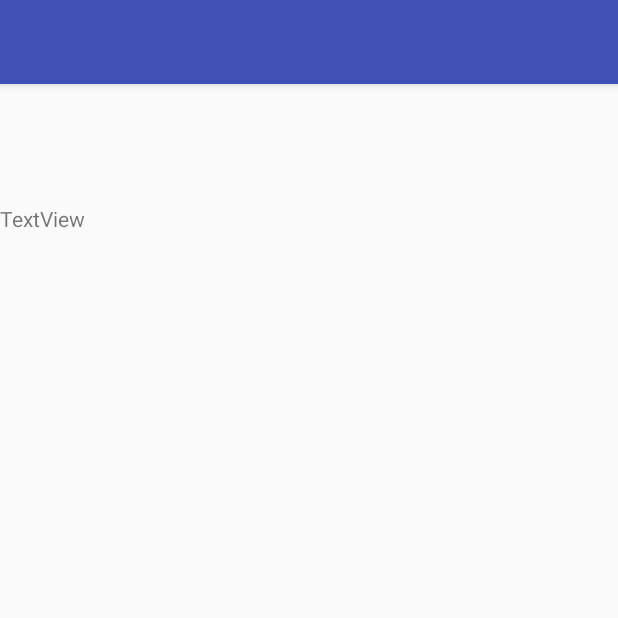
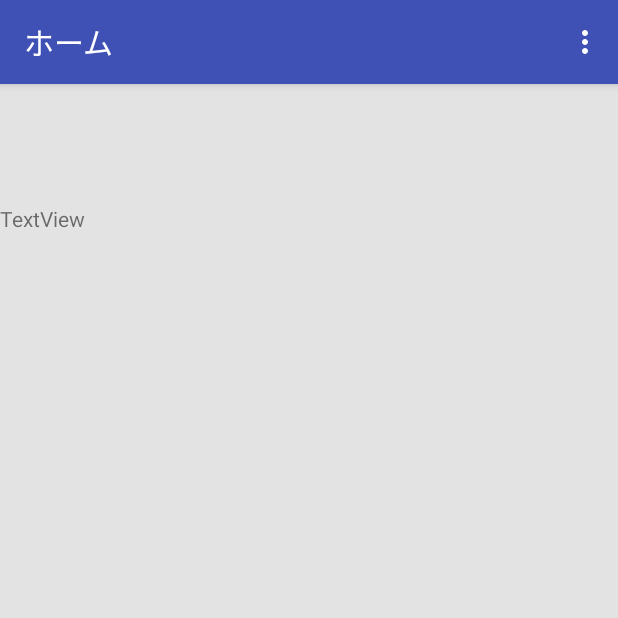
Before and after one commit to sabakaido/AndroidSandbox, an Android app: the HomeActivity screen opened directly, with no data from a screen before it, on a phone screen of 412 x 824 dp, the top half of it. Run offline under Robolectric (Android 15) with nearby library versions, the phone set to English and light mode, and no system bars; our stand-ins replace ButterKnife, CircleImageView; libraries missing offline, so code that uses them is left out: com.facebook, rx.android.schedulers, rx.functions, rx.schedulers; pictures from the network do not load; 3 statements that could not run were skipped.

Commit message:
アクションバーを追加

```diff
--- a/app/src/main/AndroidManifest.xml
+++ b/app/src/main/AndroidManifest.xml
@@ -10,7 +10,7 @@
         android:icon="@mipmap/ic_launcher"
         android:label="@string/app_name"
         android:supportsRtl="true"
-        android:theme="@style/AppTheme">
+        android:theme="@style/Theme.AppCompat.Light.NoActionBar">
 
         <meta-data android:name="com.facebook.sdk.ApplicationId" android:value="@string/facebook_app_id"/>
 
--- a/app/src/main/java/com/example/anikaido/sandbox/ui/HomeActivity.java
+++ b/app/src/main/java/com/example/anikaido/sandbox/ui/HomeActivity.java
@@ -5,7 +5,9 @@ import android.content.Intent;
 import android.os.Bundle;
 import android.support.annotation.Nullable;
 import android.support.v7.app.AppCompatActivity;
+import android.support.v7.widget.Toolbar;
 import android.util.Log;
+import android.view.Menu;
 import android.widget.TextView;
 
 import com.bumptech.glide.Glide;
@@ -32,6 +34,12 @@ public class HomeActivity extends AppCompatActivity {
     @BindView(R.id.profile_image)
     CircleImageView mCircleImageView;
 
+    @BindView(R.id.nameTextView)
+    TextView mNameTextView;
+
+    @BindView(R.id.tool_bar)
+    Toolbar mToolbar;
+
     AccessToken mAccessToken;
 
     HomeActivityHelper mHomeActivityHelper;
@@ -39,9 +47,13 @@ public class HomeActivity extends AppCompatActivity {
     @Override
     protected void onCreate(@Nullable Bundle savedInstanceState) {
         super.onCreate(savedInstanceState);
-        setContentView(R.layout.activity_sandbox_detail);
+        setContentView(R.layout.activity_home);
 
         ButterKnife.bind(this);
+
+        // ツールバーをアクションバーとして使う
+        mToolbar.setTitle("ホーム");
+        setSupportActionBar(mToolbar);
 
         Intent intent = getIntent();
         mAccessToken = (AccessToken) intent.getParcelableExtra("accesstoken");
@@ -62,10 +74,18 @@ public class HomeActivity extends AppCompatActivity {
                                 .load(url)
                                 .fitCenter()
                                 .into(mCircleImageView);
+                        String name = json.getString("name");
+                        mNameTextView.setText(name);
                     } catch (Exception e) {
                         Log.d("hoge", e.getMessage());
                     }
             }
         });
     }
+
+    @Override
+    public boolean onCreateOptionsMenu(Menu menu) {
+        getMenuInflater().inflate(R.menu.menu_home, menu);
+        return true;
+    }
 }
--- a/app/src/main/java/com/example/anikaido/sandbox/ui/SandboxDetailActivity.java
+++ b/app/src/main/java/com/example/anikaido/sandbox/ui/SandboxDetailActivity.java
@@ -14,6 +14,6 @@ public class SandboxDetailActivity extends AppCompatActivity {
     @Override
     protected void onCreate(@Nullable Bundle savedInstanceState) {
         super.onCreate(savedInstanceState);
-        setContentView(R.layout.activity_sandbox_detail);
+        setContentView(R.layout.activity_home);
     }
 }
--- a/app/src/main/java/com/example/anikaido/sandbox/ui/helper/HomeActivityHelper.java
+++ b/app/src/main/java/com/example/anikaido/sandbox/ui/helper/HomeActivityHelper.java
@@ -14,7 +14,7 @@ import rx.schedulers.Schedulers;
  */
 
 public class HomeActivityHelper {
-    final private String mePath = "/v2.5/me?fields=id,name,picture";
+    final private String mePath = "/v2.5/me?fields=id,name,picture&locale=ja_JP";
 
     public Single<GraphResponse> getProfile(AccessToken accessToken) {
         final GraphRequest graphRequest = new GraphRequest(accessToken, mePath);
--- /dev/null
+++ b/app/src/main/res/layout/activity_home.xml
@@ -0,0 +1,54 @@
+<?xml version="1.0" encoding="utf-8"?>
+<LinearLayout xmlns:android="http://schemas.android.com/apk/res/android"
+    xmlns:app="http://schemas.android.com/apk/res-auto"
+    android:orientation="vertical"
+    android:layout_width="match_parent"
+    android:layout_height="match_parent"
+    android:background="#FFE3E3E3">
+
+    <android.support.v7.widget.Toolbar
+        android:id="@+id/tool_bar"
+        android:layout_height="wrap_content"
+        android:layout_width="match_parent"
+        android:theme="@style/ToolbarTheme"
+        android:minHeight="?attr/actionBarSize"
+        android:elevation="4dp"
+        android:background="@color/colorPrimary"
+        app:popupTheme="@style/ThemeOverlay.AppCompat.Light" >
+    </android.support.v7.widget.Toolbar>
+
+    <LinearLayout
+        android:layout_width="wrap_content"
+        android:layout_height="wrap_content"
+        android:orientation="horizontal">
+
+        <de.hdodenhof.circleimageview.CircleImageView
+            xmlns:app="http://schemas.android.com/apk/res-auto"
+            android:id="@+id/profile_image"
+            android:layout_width="80dp"
+            android:layout_height="80dp"
+            android:layout_marginRight="16dp"
+            app:civ_border_width="2dp"
+            app:civ_border_color="#FFFFFFFF" />
+
+        <TextView
+            android:id="@+id/nameTextView"
+            android:textSize="24sp"
+            android:layout_width="match_parent"
+            android:layout_height="match_parent"
+            android:gravity="center" />
+    </LinearLayout>
+
+
+    <fragment
+        android:id="@+id/fragment_sandbox"
+        android:name="com.example.anikaido.sandbox.ui.SandboxFragment"
+        android:layout_width="wrap_content"
+        android:layout_height="wrap_content" />
+
+    <TextView
+        android:id="@+id/accessTokenTextView"
+        android:layout_width="wrap_content"
+        android:layout_height="wrap_content" />
+
+</LinearLayout>
--- a/app/src/main/res/layout/activity_sandbox_detail.xml
+++ /dev/null
@@ -1,26 +0,0 @@
-<?xml version="1.0" encoding="utf-8"?>
-<LinearLayout xmlns:android="http://schemas.android.com/apk/res/android"
-    android:orientation="vertical"
-    android:layout_width="match_parent"
-    android:layout_height="match_parent">
-
-    <de.hdodenhof.circleimageview.CircleImageView
-        xmlns:app="http://schemas.android.com/apk/res-auto"
-        android:id="@+id/profile_image"
-        android:layout_width="80dp"
-        android:layout_height="80dp"
-        app:civ_border_width="2dp"
-        app:civ_border_color="#FFFFFFFF"/>
-
-    <fragment
-        android:id="@+id/fragment_sandbox"
-        android:name="com.example.anikaido.sandbox.ui.SandboxFragment"
-        android:layout_width="wrap_content"
-        android:layout_height="wrap_content" />
-
-    <TextView
-        android:id="@+id/accessTokenTextView"
-        android:layout_width="wrap_content"
-        android:layout_height="wrap_content" />
-
-</LinearLayout>
--- /dev/null
+++ b/app/src/main/res/menu/menu_home.xml
@@ -0,0 +1,9 @@
+<?xml version="1.0" encoding="utf-8"?>
+<menu xmlns:android="http://schemas.android.com/apk/res/android">
+
+    <item
+        android:id="@+id/action_logout"
+        android:title="ログアウト"
+        android:orderInCategory="100"
+        android:showAsAction="never" />
+</menu>
--- a/app/src/main/res/values/styles.xml
+++ b/app/src/main/res/values/styles.xml
@@ -8,4 +8,9 @@
         <item name="colorAccent">@color/colorAccent</item>
     </style>
 
+    <style name="ToolbarTheme" parent="Theme.AppCompat.Light.NoActionBar">
+        <item name="android:textColorPrimary">#FFFFFFFF</item>
+        <item name="android:textColorSecondary">#FFFFFFFF</item>
+    </style>
+
 </resources>
```
